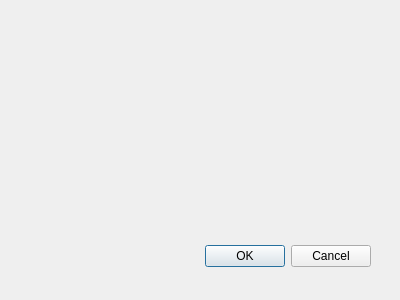
Before: the Qt Designer form geo2local_dialog_base.ui in dmcarvalho/geo2local, drawn with Qt 5.
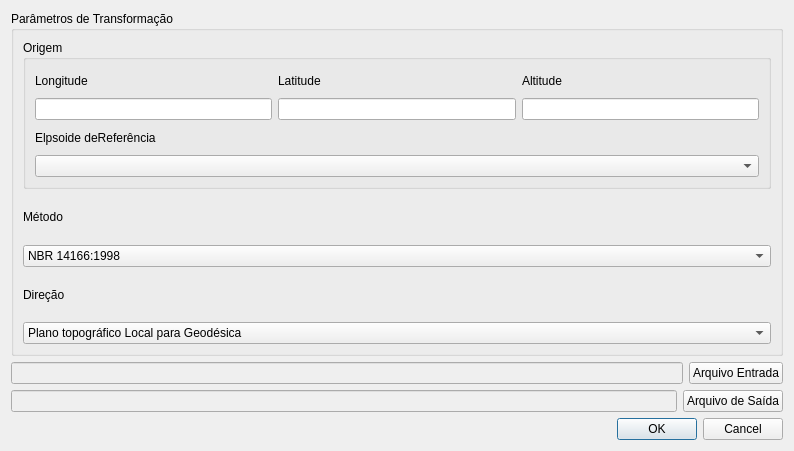
After: the same form once the commit is applied.

Patch:
```diff
--- a/geo2local_dialog_base.ui
+++ b/geo2local_dialog_base.ui
@@ -1,33 +1,225 @@
 <ui version="4.0" >
  <class>Geo2LocalDialogBase</class>
- <widget class="QDialog" name="Geo2LocalDialogBase" >
-  <property name="geometry" >
+ <widget class="QDialog" name="Geo2LocalDialogBase">
+  <property name="geometry">
    <rect>
     <x>0</x>
     <y>0</y>
-    <width>400</width>
-    <height>300</height>
+    <width>794</width>
+    <height>451</height>
    </rect>
   </property>
   <property name="windowTitle" >
    <string>Geo2Local</string>
   </property>
-  <widget class="QDialogButtonBox" name="button_box" >
-   <property name="geometry" >
-    <rect>
-     <x>30</x>
-     <y>240</y>
-     <width>341</width>
-     <height>32</height>
-    </rect>
-   </property>
-   <property name="orientation" >
-    <enum>Qt::Horizontal</enum>
-   </property>
-   <property name="standardButtons" >
-    <set>QDialogButtonBox::Cancel|QDialogButtonBox::Ok</set>
-   </property>
-  </widget>
+  <layout class="QGridLayout" name="gridLayout_3">
+   <item row="0" column="0">
+    <widget class="QGroupBox" name="groupBox">
+     <property name="title">
+      <string>Parâmetros de Transformação</string>
+     </property>
+     <layout class="QGridLayout" name="gridLayout_2">
+      <item row="0" column="0">
+       <widget class="QGroupBox" name="groupBox_2">
+        <property name="title">
+         <string>Origem</string>
+        </property>
+        <layout class="QGridLayout" name="gridLayout">
+         <item row="0" column="0">
+          <layout class="QHBoxLayout" name="horizontalLayout">
+           <item>
+            <layout class="QVBoxLayout" name="verticalLayout">
+             <item>
+              <widget class="QLabel" name="label">
+               <property name="text">
+                <string>Longitude</string>
+               </property>
+              </widget>
+             </item>
+             <item>
+              <widget class="QLineEdit" name="longLineEdit">
+               <property name="inputMethodHints">
+                <set>Qt::ImhFormattedNumbersOnly</set>
+               </property>
+              </widget>
+             </item>
+            </layout>
+           </item>
+           <item>
+            <layout class="QVBoxLayout" name="verticalLayout_2">
+             <item>
+              <widget class="QLabel" name="label_2">
+               <property name="text">
+                <string>Latitude</string>
+               </property>
+              </widget>
+             </item>
+             <item>
+              <widget class="QLineEdit" name="latLineEdit">
+               <property name="inputMethodHints">
+                <set>Qt::ImhFormattedNumbersOnly</set>
+               </property>
+              </widget>
+             </item>
+            </layout>
+           </item>
+           <item>
+            <layout class="QVBoxLayout" name="verticalLayout_3">
+             <item>
+              <widget class="QLabel" name="label_3">
+               <property name="text">
+                <string>Altitude</string>
+               </property>
+              </widget>
+             </item>
+             <item>
+              <widget class="QLineEdit" name="altLineEdit">
+               <property name="inputMethodHints">
+                <set>Qt::ImhNone</set>
+               </property>
+               <property name="inputMask">
+                <string/>
+               </property>
+              </widget>
+             </item>
+            </layout>
+           </item>
+          </layout>
+         </item>
+         <item row="1" column="0">
+          <layout class="QVBoxLayout" name="verticalLayout_4">
+           <item>
+            <widget class="QLabel" name="label_6">
+             <property name="text">
+              <string>Elpsoide deReferência</string>
+             </property>
+            </widget>
+           </item>
+           <item>
+            <widget class="QComboBox" name="elipsoideComboBox"/>
+           </item>
+          </layout>
+         </item>
+        </layout>
+       </widget>
+      </item>
+      <item row="1" column="0">
+       <layout class="QVBoxLayout" name="verticalLayout_7">
+        <item>
+         <layout class="QVBoxLayout" name="verticalLayout_5">
+          <item>
+           <widget class="QLabel" name="label_4">
+            <property name="text">
+             <string>Método</string>
+            </property>
+           </widget>
+          </item>
+          <item>
+           <widget class="QComboBox" name="metodoComboBox">
+            <item>
+             <property name="text">
+              <string>NBR 14166:1998</string>
+             </property>
+            </item>
+            <item>
+             <property name="text">
+              <string>Translações e Rotações</string>
+             </property>
+            </item>
+           </widget>
+          </item>
+         </layout>
+        </item>
+        <item>
+         <layout class="QVBoxLayout" name="verticalLayout_6">
+          <item>
+           <widget class="QLabel" name="label_5">
+            <property name="text">
+             <string>Direção</string>
+            </property>
+           </widget>
+          </item>
+          <item>
+           <widget class="QComboBox" name="direcaoComboBox">
+            <item>
+             <property name="text">
+              <string>Plano topográfico Local para Geodésica</string>
+             </property>
+            </item>
+            <item>
+             <property name="text">
+              <string>Geodésica para Plano topográfico Local</string>
+             </property>
+            </item>
+           </widget>
+          </item>
+         </layout>
+        </item>
+       </layout>
+      </item>
+     </layout>
+    </widget>
+   </item>
+   <item row="1" column="0">
+    <layout class="QVBoxLayout" name="verticalLayout_8">
+     <item>
+      <layout class="QHBoxLayout" name="horizontalLayout_2">
+       <item>
+        <widget class="QLineEdit" name="entradaLineEdit">
+         <property name="enabled">
+          <bool>false</bool>
+         </property>
+         <property name="readOnly">
+          <bool>false</bool>
+         </property>
+        </widget>
+       </item>
+       <item>
+        <widget class="QPushButton" name="entradaPushButton">
+         <property name="text">
+          <string>Arquivo Entrada</string>
+         </property>
+        </widget>
+       </item>
+      </layout>
+     </item>
+     <item>
+      <layout class="QHBoxLayout" name="horizontalLayout_3">
+       <item>
+        <widget class="QLineEdit" name="saidaLineEdit">
+         <property name="enabled">
+          <bool>false</bool>
+         </property>
+         <property name="inputMethodHints">
+          <set>Qt::ImhNone</set>
+         </property>
+         <property name="text">
+          <string/>
+         </property>
+        </widget>
+       </item>
+       <item>
+        <widget class="QPushButton" name="saidaPushButton">
+         <property name="text">
+          <string>Arquivo de Saída</string>
+         </property>
+        </widget>
+       </item>
+      </layout>
+     </item>
+    </layout>
+   </item>
+   <item row="2" column="0">
+    <widget class="QDialogButtonBox" name="button_box">
+     <property name="orientation">
+      <enum>Qt::Horizontal</enum>
+     </property>
+     <property name="standardButtons">
+      <set>QDialogButtonBox::Cancel|QDialogButtonBox::Ok</set>
+     </property>
+    </widget>
+   </item>
+  </layout>
  </widget>
  <resources/>
  <connections>
```
Left out of the diff: 29 changed lines with no effect on the pictures.
